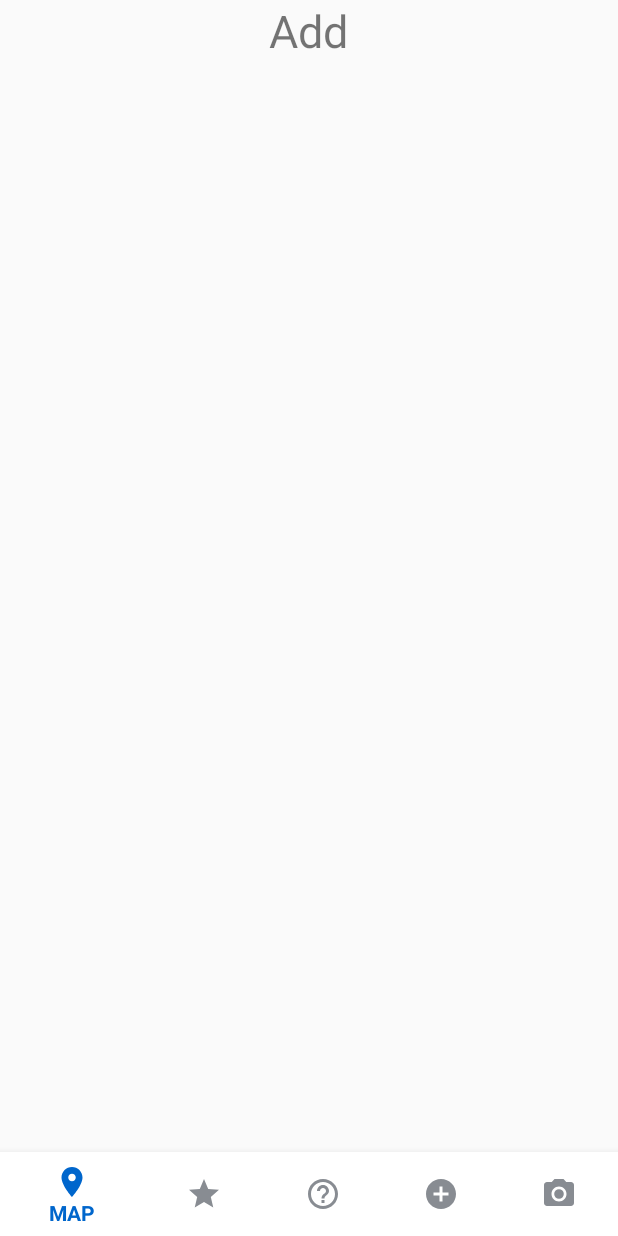
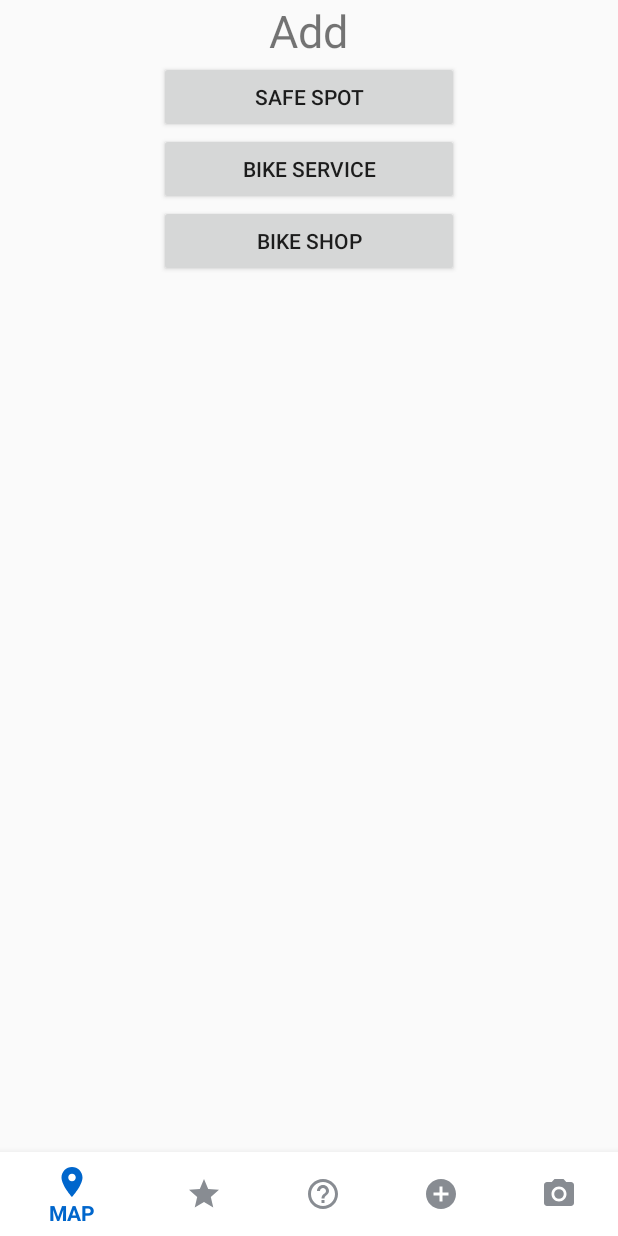
Before and after one commit to happybike/happy-bike-android, an Android app: the fragment AddFragment placed in its activity, on a phone screen of 412 x 824 dp. Run offline under Robolectric (Android 15) with nearby library versions, the phone set to English and light mode, and no system bars; our stand-ins replace Firebase (no records; nobody signed in at launch, a user with empty details on screens opened directly); libraries missing offline, so code that uses them is left out: com.google.maps.android.

Commit message:
Add add locations

```diff
--- a/mobile/src/main/res/layout/fragment_add.xml
+++ b/mobile/src/main/res/layout/fragment_add.xml
@@ -5,10 +5,38 @@
     tools:context="space.velociraptors.happybike.AddFragment">
 
     <TextView
+        android:id="@+id/add_title"
         android:layout_width="wrap_content"
         android:layout_height="wrap_content"
         android:layout_centerHorizontal="true"
         android:text="Add"
         android:textSize="30sp"/>
 
+    <Button
+        android:id="@+id/add_safe_spot"
+        android:layout_width="200dp"
+        android:layout_height="wrap_content"
+        android:layout_centerHorizontal="true"
+        android:layout_below="@id/add_title"
+        android:text="Safe spot"
+        />
+
+    <Button
+        android:id="@+id/add_bike_repair"
+        android:layout_width="200dp"
+        android:layout_height="wrap_content"
+        android:layout_centerHorizontal="true"
+        android:layout_below="@id/add_safe_spot"
+        android:text="Bike service"
+        />
+
+    <Button
+        android:id="@+id/add_bike_shop"
+        android:layout_width="200dp"
+        android:layout_height="wrap_content"
+        android:layout_centerHorizontal="true"
+        android:layout_below="@id/add_bike_repair"
+        android:text="Bike shop"
+        />
+
 </RelativeLayout>
```
